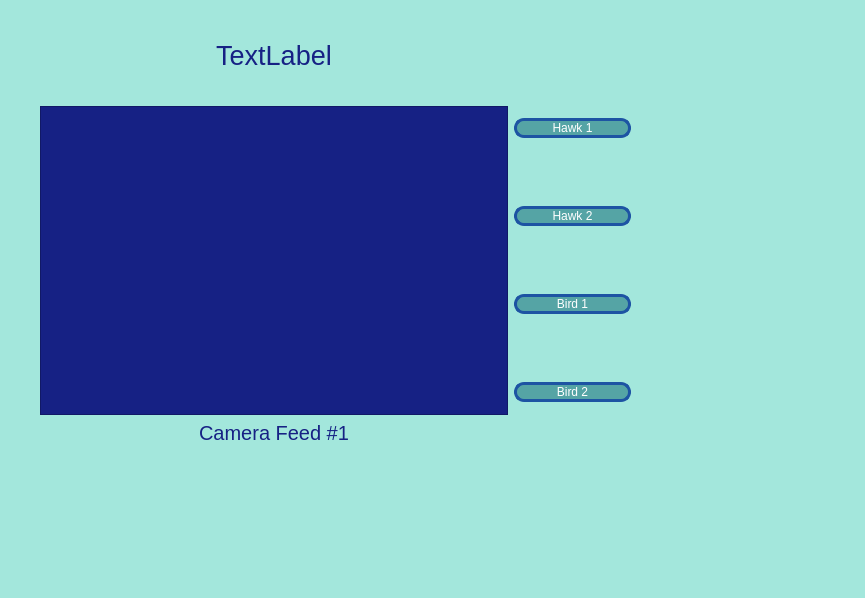
Before: the Qt Designer form src/mainwindow.ui in Vineyard-MQP-2021/VineyardApp, drawn with Qt 5.
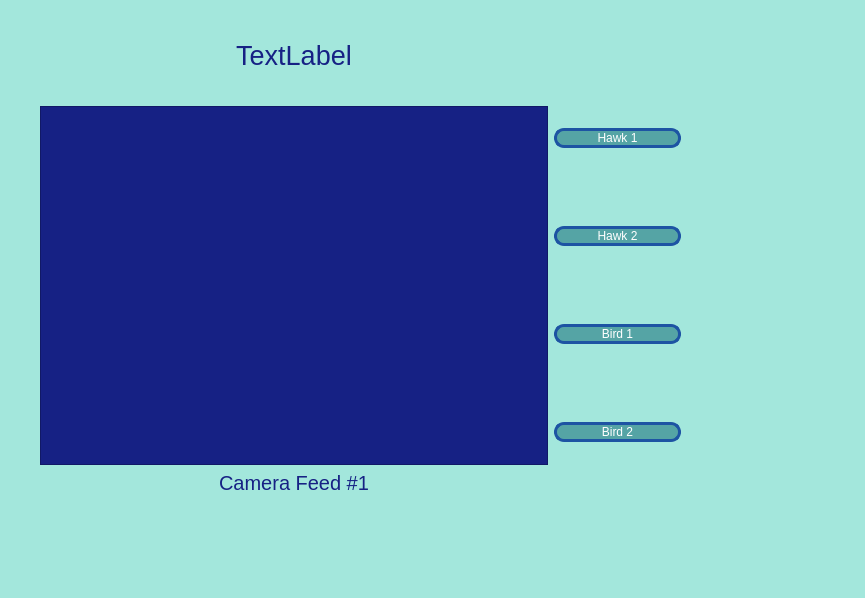
After: the same form once the commit is applied.

The edit to the form file:
```diff
--- a/src/mainwindow.ui
+++ b/src/mainwindow.ui
@@ -22,8 +22,8 @@
      <rect>
       <x>40</x>
       <y>40</y>
-      <width>591</width>
-      <height>431</height>
+      <width>641</width>
+      <height>481</height>
      </rect>
     </property>
     <layout class="QHBoxLayout" name="horizontalLayout" stretch="4,1">
```
Left out of the diff: 2 changed lines with no effect on the pictures.
